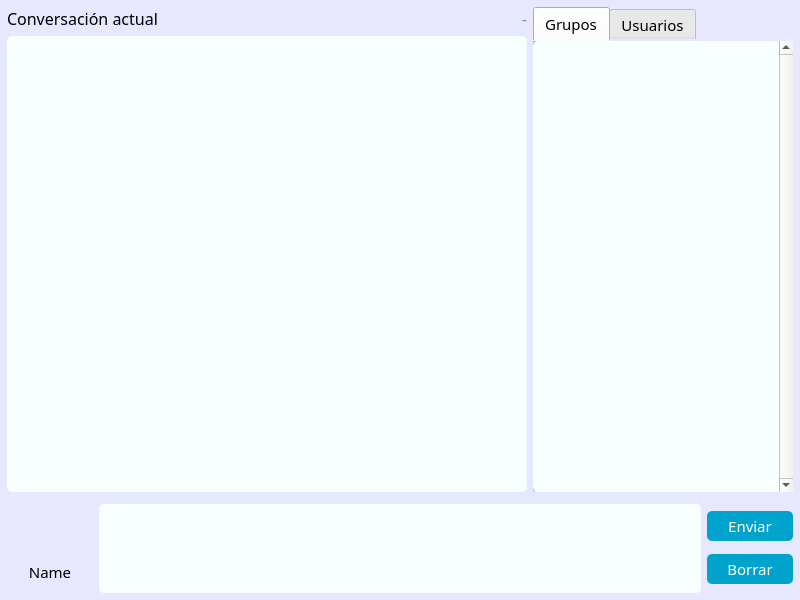
Before: the Qt Designer form desktop/InclusionDesktop/mainwindow.ui in Ampaex/inclusion, drawn with Qt 5.
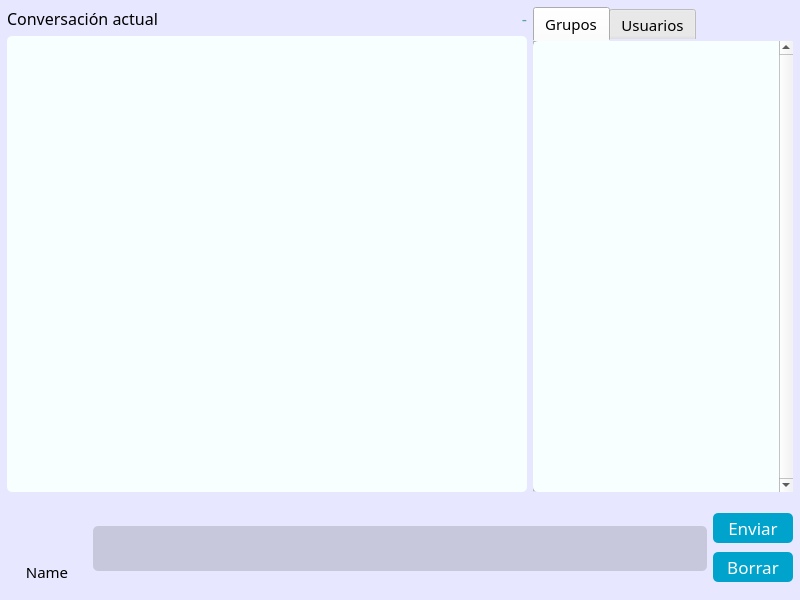
After: the same form once the commit is applied. Icons and pictures are not drawn.

What changed in the file:
```diff
--- a/desktop/InclusionDesktop/mainwindow.ui
+++ b/desktop/InclusionDesktop/mainwindow.ui
@@ -802,7 +802,7 @@
     </item>
     <item>
      <widget class="QWidget" name="widget" native="true">
-      <layout class="QHBoxLayout" name="horizontalLayout" stretch="1,7,1">
+      <layout class="QHBoxLayout" name="horizontalLayout" stretch="0">
        <property name="leftMargin">
         <number>5</number>
        </property>
@@ -815,6 +815,8 @@
        <property name="bottomMargin">
         <number>5</number>
        </property>
+       <item>
+        <layout class="QHBoxLayout" name="horizontalLayout_5">
        <item>
         <layout class="QVBoxLayout" name="userLayout">
          <property name="spacing">
@@ -837,9 +839,7 @@
               </size>
              </property>
              <property name="styleSheet">
-              <string notr="true">QLabel{
-	border-radius:6px;
-}</string>
+                <string notr="true"/>
              </property>
              <property name="text">
               <string/>
@@ -868,6 +868,12 @@
              <verstretch>0</verstretch>
             </sizepolicy>
            </property>
+             <property name="minimumSize">
+              <size>
+               <width>80</width>
+               <height>0</height>
+              </size>
+             </property>
            <property name="font">
             <font>
              <family>Quicksand Medium</family>
@@ -886,43 +892,78 @@
            <property name="alignment">
             <set>Qt::AlignCenter</set>
            </property>
+             <property name="wordWrap">
+              <bool>true</bool>
+             </property>
+             <property name="indent">
+              <number>-1</number>
+             </property>
           </widget>
          </item>
         </layout>
        </item>
        <item>
-        <widget class="QTextEdit" name="textEdit">
+          <widget class="QLineEdit" name="lineEdit">
+           <property name="sizePolicy">
+            <sizepolicy hsizetype="MinimumExpanding" vsizetype="Fixed">
+             <horstretch>0</horstretch>
+             <verstretch>0</verstretch>
+            </sizepolicy>
+           </property>
+           <property name="minimumSize">
+            <size>
+             <width>580</width>
+             <height>45</height>
+            </size>
+           </property>
+           <property name="maximumSize">
+            <size>
+             <width>200000</width>
+             <height>45</height>
+            </size>
+           </property>
          <property name="font">
           <font>
            <family>Quicksand</family>
-           <pointsize>12</pointsize>
+             <pointsize>14</pointsize>
+             <italic>false</italic>
           </font>
          </property>
          <property name="styleSheet">
-          <string notr="true">QTextEdit{
+            <string notr="true">QLineEdit{
 	background-color: rgb(248, 255, 255);
 	border-radius: 5px;
+}
+
+QLineEdit:read-only{
+	 background: rgb(200, 200, 220);
 }</string>
          </property>
-         <property name="locale">
-          <locale language="Spanish" country="Spain"/>
+           <property name="readOnly">
+            <bool>true</bool>
+           </property>
+           <property name="placeholderText">
+            <string/>
          </property>
         </widget>
        </item>
        <item>
         <layout class="QVBoxLayout" name="buttonLayout">
+           <property name="spacing">
+            <number>0</number>
+           </property>
          <item>
           <widget class="QPushButton" name="pushButton">
            <property name="minimumSize">
             <size>
-             <width>0</width>
+               <width>80</width>
              <height>30</height>
             </size>
            </property>
            <property name="font">
             <font>
              <family>Quicksand Medium</family>
-             <pointsize>11</pointsize>
+               <pointsize>13</pointsize>
             </font>
            </property>
            <property name="styleSheet">
@@ -947,14 +988,14 @@
           <widget class="QPushButton" name="clearButton">
            <property name="minimumSize">
             <size>
-             <width>0</width>
+               <width>80</width>
              <height>30</height>
             </size>
            </property>
            <property name="font">
             <font>
              <family>Quicksand Medium</family>
-             <pointsize>11</pointsize>
+               <pointsize>13</pointsize>
             </font>
            </property>
            <property name="styleSheet">
@@ -973,7 +1014,12 @@
            <property name="text">
             <string>Borrar</string>
            </property>
-          </widget>
+             <property name="flat">
+              <bool>false</bool>
+             </property>
+            </widget>
+           </item>
+          </layout>
          </item>
         </layout>
        </item>
```
Left out of the diff: 38 changed lines with no effect on the pictures. Lines whose indentation alone changed are shown as unchanged.
